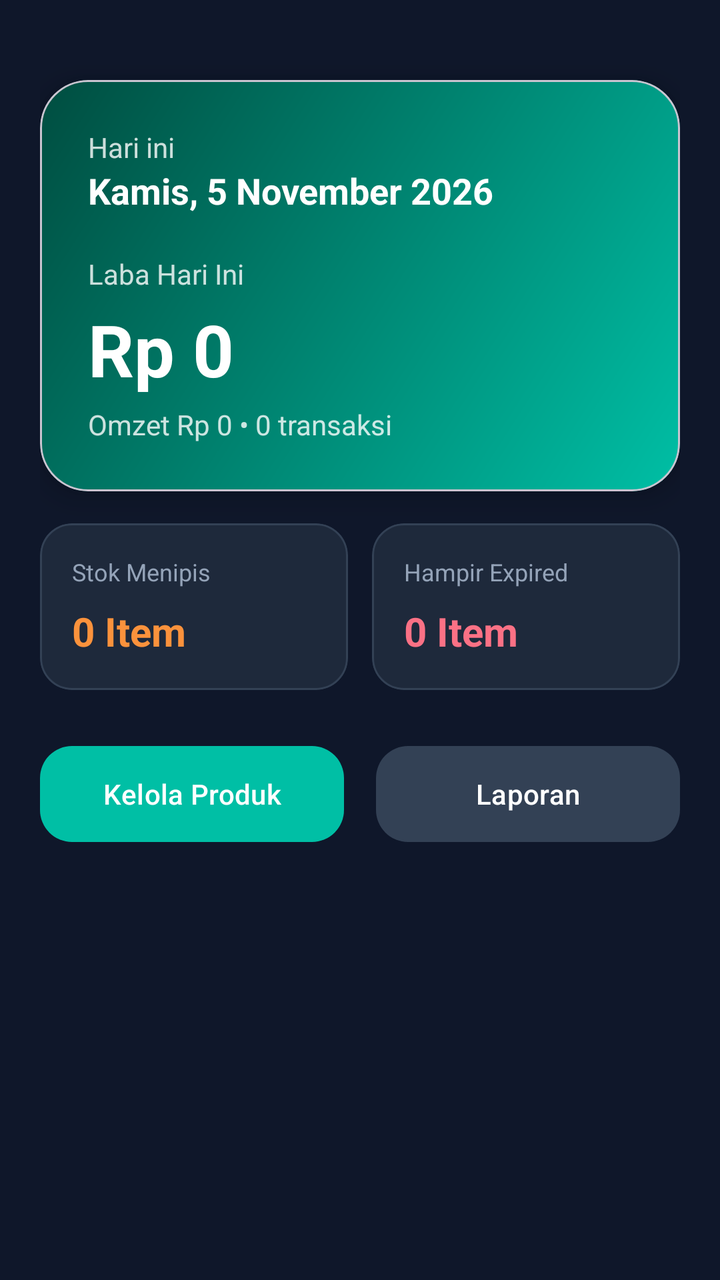
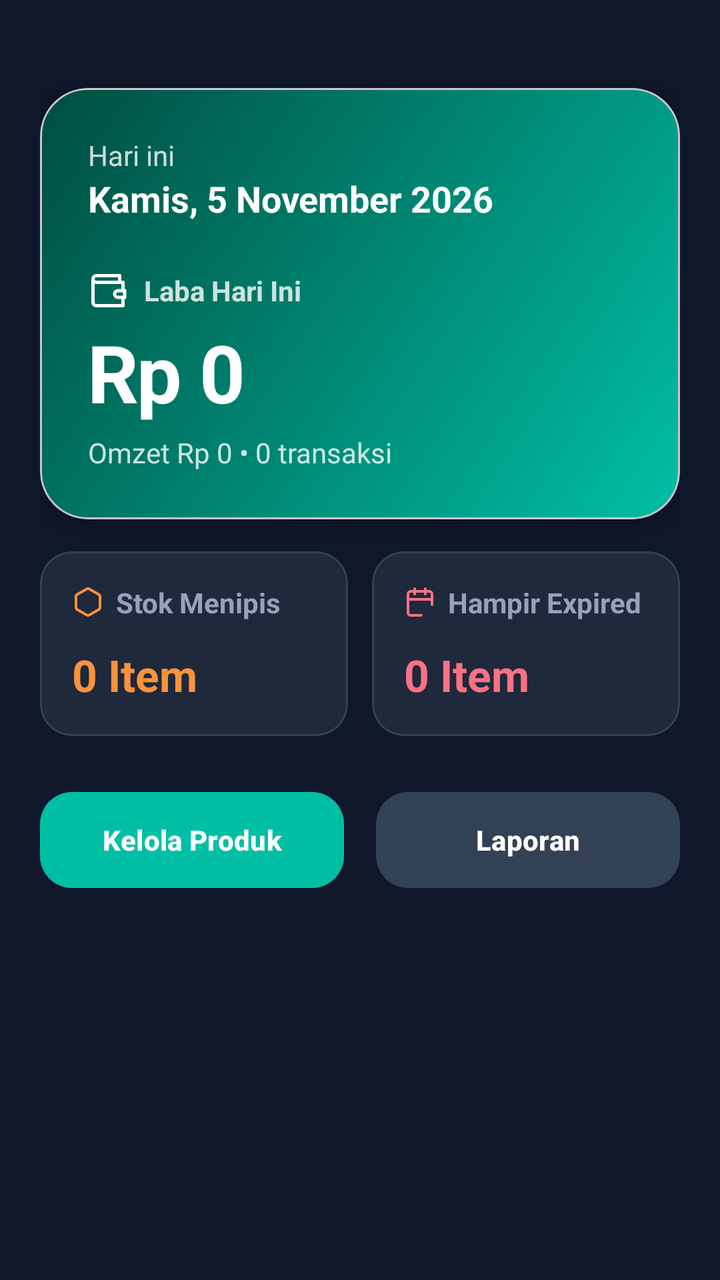

Compare the two renders of this Android layout. The source of the first and the diff that turns it into the second are given below.
<!-- AndroidManifest.xml: application theme Theme.Material3.DayNight.NoActionBar -->
<!-- res/layout/activity_dashboard.xml -->
<?xml version="1.0" encoding="utf-8"?>
<ScrollView xmlns:android="http://schemas.android.com/apk/res/android"
    xmlns:app="http://schemas.android.com/apk/res-auto"
    android:layout_width="match_parent"
    android:layout_height="match_parent"
    android:background="#0F172A"
    android:fillViewport="true">

    <LinearLayout
        android:layout_width="match_parent"
        android:layout_height="wrap_content"
        android:orientation="vertical"
        android:padding="20dp">

        
        <com.google.android.material.card.MaterialCardView
            android:layout_width="match_parent"
            android:layout_height="wrap_content"
            app:cardBackgroundColor="@android:color/transparent"
            app:cardCornerRadius="24dp"
            app:cardElevation="8dp"
            android:layout_marginTop="20dp">

            <LinearLayout
                android:layout_width="match_parent"
                android:layout_height="wrap_content"
                android:background="@drawable/bg_hero_gradient"
                android:orientation="vertical"
                android:padding="24dp">

                <TextView
                    android:layout_width="wrap_content"
                    android:layout_height="wrap_content"
                    android:text="Hari ini"
                    android:textColor="#CCFFFFFF"
                    android:textSize="14sp" />

                <TextView
                    android:id="@+id/tvDate"
                    android:layout_width="wrap_content"
                    android:layout_height="wrap_content"
                    android:text="Kamis, 5 November 2026"
                    android:textColor="#FFFFFF"
                    android:textSize="18sp"
                    android:textStyle="bold"
                    android:layout_marginBottom="20dp" />

                <TextView
                    android:layout_width="wrap_content"
                    android:layout_height="wrap_content"
                    android:text="Laba Hari Ini"
                    android:textColor="#CCFFFFFF"
                    android:textSize="14sp" />

                <TextView
                    android:id="@+id/tvProfit"
                    android:layout_width="wrap_content"
                    android:layout_height="wrap_content"
                    android:text="Rp 0"
                    android:textColor="#FFFFFF"
                    android:textSize="36sp"
                    android:textStyle="bold"
                    android:layout_marginTop="4dp" />

                <TextView
                    android:id="@+id/tvSubInfo"
                    android:layout_width="wrap_content"
                    android:layout_height="wrap_content"
                    android:text="Omzet Rp 0 • 0 transaksi"
                    android:textColor="#CCFFFFFF"
                    android:textSize="14sp"
                    android:layout_marginTop="4dp" />

            </LinearLayout>
        </com.google.android.material.card.MaterialCardView>

        
        <GridLayout
            android:layout_width="match_parent"
            android:layout_height="wrap_content"
            android:columnCount="2"
            android:rowCount="1"
            android:layout_marginTop="16dp">

            
            <com.google.android.material.card.MaterialCardView
                android:layout_width="0dp"
                android:layout_height="wrap_content"
                android:layout_columnWeight="1"
                android:layout_marginEnd="6dp"
                app:cardBackgroundColor="#1E293B"
                app:cardCornerRadius="16dp"
                app:cardElevation="0dp"
                app:strokeColor="#334155"
                app:strokeWidth="1dp">
                <LinearLayout
                    android:layout_width="match_parent"
                    android:layout_height="wrap_content"
                    android:orientation="vertical"
                    android:padding="16dp">
                    <TextView
                        android:layout_width="wrap_content"
                        android:layout_height="wrap_content"
                        android:text="Stok Menipis"
                        android:textColor="#94A3B8"
                        android:textSize="12sp" />
                    <TextView
                        android:id="@+id/tvLowStock"
                        android:layout_width="wrap_content"
                        android:layout_height="wrap_content"
                        android:text="0 Item"
                        android:textColor="#FB923C"
                        android:textSize="20sp"
                        android:textStyle="bold"
                        android:layout_marginTop="8dp" />
                </LinearLayout>
            </com.google.android.material.card.MaterialCardView>

            
            <com.google.android.material.card.MaterialCardView
                android:layout_width="0dp"
                android:layout_height="wrap_content"
                android:layout_columnWeight="1"
                android:layout_marginStart="6dp"
                app:cardBackgroundColor="#1E293B"
                app:cardCornerRadius="16dp"
                app:cardElevation="0dp"
                app:strokeColor="#334155"
                app:strokeWidth="1dp">
                <LinearLayout
                    android:layout_width="match_parent"
                    android:layout_height="wrap_content"
                    android:orientation="vertical"
                    android:padding="16dp">
                    <TextView
                        android:layout_width="wrap_content"
                        android:layout_height="wrap_content"
                        android:text="Hampir Expired"
                        android:textColor="#94A3B8"
                        android:textSize="12sp" />
                    <TextView
                        android:id="@+id/tvExpired"
                        android:layout_width="wrap_content"
                        android:layout_height="wrap_content"
                        android:text="0 Item"
                        android:textColor="#FB7185"
                        android:textSize="20sp"
                        android:textStyle="bold"
                        android:layout_marginTop="8dp" />
                </LinearLayout>
            </com.google.android.material.card.MaterialCardView>
        </GridLayout>

        
        <LinearLayout
            android:layout_width="match_parent"
            android:layout_height="wrap_content"
            android:orientation="horizontal"
            android:layout_marginTop="24dp">

            <com.google.android.material.button.MaterialButton
                android:id="@+id/btnManageProducts"
                android:layout_width="0dp"
                android:layout_height="56dp"
                android:layout_weight="1"
                android:layout_marginEnd="8dp"
                android:text="Kelola Produk"
                android:textColor="#FFFFFF"
                app:backgroundTint="#00BFA5"
                app:cornerRadius="16dp" />

            <com.google.android.material.button.MaterialButton
                android:layout_width="0dp"
                android:layout_height="56dp"
                android:layout_weight="1"
                android:layout_marginStart="8dp"
                android:text="Laporan"
                android:textColor="#FFFFFF"
                app:backgroundTint="#334155"
                app:cornerRadius="16dp" />
        </LinearLayout>

    </LinearLayout>
</ScrollView>
<!-- resources referenced by this layout -->
<resources>
  <!-- drawable bg_hero_gradient (drawable) -->
  <?xml version="1.0" encoding="utf-8"?>
  <shape xmlns:android="http://schemas.android.com/apk/res/android" android:shape="rectangle">
      <gradient android:startColor="#00BFA5" android:endColor="#004D40" android:angle="135" />
      <corners android:radius="24dp" />
  </shape>
</resources>

<!-- the commit's change to res/layout/activity_dashboard.xml (unified diff, before → after) -->
@@ -19,7 +19,7 @@
             app:cardBackgroundColor="@android:color/transparent"
             app:cardCornerRadius="24dp"
             app:cardElevation="8dp"
-            android:layout_marginTop="20dp">
+            android:layout_marginTop="24dp">
 
             <LinearLayout
                 android:layout_width="match_parent"
@@ -28,29 +28,50 @@
                 android:orientation="vertical"
                 android:padding="24dp">
 
-                <TextView
-                    android:layout_width="wrap_content"
-                    android:layout_height="wrap_content"
-                    android:text="Hari ini"
-                    android:textColor="#CCFFFFFF"
-                    android:textSize="14sp" />
-
-                <TextView
-                    android:id="@+id/tvDate"
-                    android:layout_width="wrap_content"
-                    android:layout_height="wrap_content"
-                    android:text="Kamis, 5 November 2026"
-                    android:textColor="#FFFFFF"
-                    android:textSize="18sp"
-                    android:textStyle="bold"
-                    android:layout_marginBottom="20dp" />
-
-                <TextView
-                    android:layout_width="wrap_content"
-                    android:layout_height="wrap_content"
-                    android:text="Laba Hari Ini"
-                    android:textColor="#CCFFFFFF"
-                    android:textSize="14sp" />
+                
+                <LinearLayout
+                    android:layout_width="wrap_content"
+                    android:layout_height="wrap_content"
+                    android:orientation="vertical"
+                    android:layout_marginBottom="24dp">
+                    <TextView
+                        android:layout_width="wrap_content"
+                        android:layout_height="wrap_content"
+                        android:text="Hari ini"
+                        android:textColor="#CCFFFFFF"
+                        android:textSize="14sp" />
+                    <TextView
+                        android:id="@+id/tvDate"
+                        android:layout_width="wrap_content"
+                        android:layout_height="wrap_content"
+                        android:text="Kamis, 5 November 2026"
+                        android:textColor="#FFFFFF"
+                        android:textSize="18sp"
+                        android:textStyle="bold" />
+                </LinearLayout>
+
+                
+                <LinearLayout
+                    android:layout_width="wrap_content"
+                    android:layout_height="wrap_content"
+                    android:orientation="horizontal"
+                    android:gravity="center_vertical">
+                    
+                    <ImageView
+                        android:layout_width="20dp"
+                        android:layout_height="20dp"
+                        android:src="@drawable/ic_lucide_wallet"
+                        app:tint="#FFFFFF"
+                        android:layout_marginEnd="8dp" />
+
+                    <TextView
+                        android:layout_width="wrap_content"
+                        android:layout_height="wrap_content"
+                        android:text="Laba Hari Ini"
+                        android:textColor="#CCFFFFFF"
+                        android:textSize="14sp"
+                        android:textStyle="bold" />
+                </LinearLayout>
 
                 <TextView
                     android:id="@+id/tvProfit"
@@ -58,8 +79,9 @@
                     android:layout_height="wrap_content"
                     android:text="Rp 0"
                     android:textColor="#FFFFFF"
-                    android:textSize="36sp"
+                    android:textSize="40sp"
                     android:textStyle="bold"
+                    android:letterSpacing="-0.02"
                     android:layout_marginTop="4dp" />
 
                 <TextView
@@ -98,21 +120,35 @@
                     android:layout_height="wrap_content"
                     android:orientation="vertical"
                     android:padding="16dp">
-                    <TextView
-                        android:layout_width="wrap_content"
-                        android:layout_height="wrap_content"
-                        android:text="Stok Menipis"
-                        android:textColor="#94A3B8"
-                        android:textSize="12sp" />
+                    
+                    <LinearLayout
+                        android:layout_width="wrap_content"
+                        android:layout_height="wrap_content"
+                        android:orientation="horizontal"
+                        android:gravity="center_vertical">
+                        <ImageView
+                            android:layout_width="16dp"
+                            android:layout_height="16dp"
+                            android:src="@drawable/ic_lucide_box"
+                            android:layout_marginEnd="6dp" />
+                        <TextView
+                            android:layout_width="wrap_content"
+                            android:layout_height="wrap_content"
+                            android:text="Stok Menipis"
+                            android:textColor="#94A3B8"
+                            android:textSize="14sp"
+                            android:textStyle="bold" />
+                    </LinearLayout>
+
                     <TextView
                         android:id="@+id/tvLowStock"
                         android:layout_width="wrap_content"
                         android:layout_height="wrap_content"
                         android:text="0 Item"
                         android:textColor="#FB923C"
-                        android:textSize="20sp"
+                        android:textSize="22sp"
                         android:textStyle="bold"
-                        android:layout_marginTop="8dp" />
+                        android:layout_marginTop="12dp" />
                 </LinearLayout>
             </com.google.android.material.card.MaterialCardView>
 
@@ -132,21 +168,35 @@
                     android:layout_height="wrap_content"
                     android:orientation="vertical"
                     android:padding="16dp">
-                    <TextView
-                        android:layout_width="wrap_content"
-                        android:layout_height="wrap_content"
-                        android:text="Hampir Expired"
-                        android:textColor="#94A3B8"
-                        android:textSize="12sp" />
+                    
+                    <LinearLayout
+                        android:layout_width="wrap_content"
+                        android:layout_height="wrap_content"
+                        android:orientation="horizontal"
+                        android:gravity="center_vertical">
+                        <ImageView
+                            android:layout_width="16dp"
+                            android:layout_height="16dp"
+                            android:src="@drawable/ic_lucide_calendar"
+                            android:layout_marginEnd="6dp" />
+                        <TextView
+                            android:layout_width="wrap_content"
+                            android:layout_height="wrap_content"
+                            android:text="Hampir Expired"
+                            android:textColor="#94A3B8"
+                            android:textSize="14sp"
+                            android:textStyle="bold" />
+                    </LinearLayout>
+
                     <TextView
                         android:id="@+id/tvExpired"
                         android:layout_width="wrap_content"
                         android:layout_height="wrap_content"
                         android:text="0 Item"
                         android:textColor="#FB7185"
-                        android:textSize="20sp"
+                        android:textSize="22sp"
                         android:textStyle="bold"
-                        android:layout_marginTop="8dp" />
+                        android:layout_marginTop="12dp" />
                 </LinearLayout>
             </com.google.android.material.card.MaterialCardView>
         </GridLayout>
@@ -166,6 +216,8 @@
                 android:layout_marginEnd="8dp"
                 android:text="Kelola Produk"
                 android:textColor="#FFFFFF"
+                android:textSize="14sp"
+                android:textStyle="bold"
                 app:backgroundTint="#00BFA5"
                 app:cornerRadius="16dp" />
 
@@ -176,6 +228,8 @@
                 android:layout_marginStart="8dp"
                 android:text="Laporan"
                 android:textColor="#FFFFFF"
+                android:textSize="14sp"
+                android:textStyle="bold"
                 app:backgroundTint="#334155"
                 app:cornerRadius="16dp" />
         </LinearLayout>
<!-- resource entries referenced after the edit -->
@@ -6,5 +6,17 @@
       <gradient android:startColor="#00BFA5" android:endColor="#004D40" android:angle="135" />
       <corners android:radius="24dp" />
   </shape>
+  <!-- drawable ic_lucide_box (drawable) -->
+  <vector xmlns:android="http://schemas.android.com/apk/res/android" android:width="24dp" android:height="24dp" android:viewportWidth="24" android:viewportHeight="24">
+    <path android:strokeColor="#FB923C" android:strokeWidth="2" android:strokeLineCap="round" android:strokeLineJoin="round" android:pathData="M21 16V8a2 2 0 0 0-1-1.73l-7-4a2 2 0 0 0-2 0l-7 4A2 2 0 0 0 3 8v8a2 2 0 0 0 1 1.73l7 4a2 2 0 0 0 2 0l7-4A2 2 0 0 0 21 16z"/>
+  </vector>
+  <!-- drawable ic_lucide_calendar (drawable) -->
+  <vector xmlns:android="http://schemas.android.com/apk/res/android" android:width="24dp" android:height="24dp" android:viewportWidth="24" android:viewportHeight="24">
+    <path android:strokeColor="#FB7185" android:strokeWidth="2" android:strokeLineCap="round" android:strokeLineJoin="round" android:pathData="M8 2v4M16 2v4M3 10h18M21 14V6a2 2 0 0 0-2-2H5a2 2 0 0 0-2 2v14a2 2 0 0 0 2 2h8"/>
+  </vector>
+  <!-- drawable ic_lucide_wallet (drawable) -->
+  <vector xmlns:android="http://schemas.android.com/apk/res/android" android:width="24dp" android:height="24dp" android:viewportWidth="24" android:viewportHeight="24">
+    <path android:strokeColor="#00BFA5" android:strokeWidth="2" android:strokeLineCap="round" android:strokeLineJoin="round" android:pathData="M21 12V7H5a2 2 0 0 1 0-4h14v4M3 5v14a2 2 0 0 0 2 2h16v-5M18 12a2 2 0 0 0 0 4h4v-4Z"/>
+  </vector>
 </resources>
 
